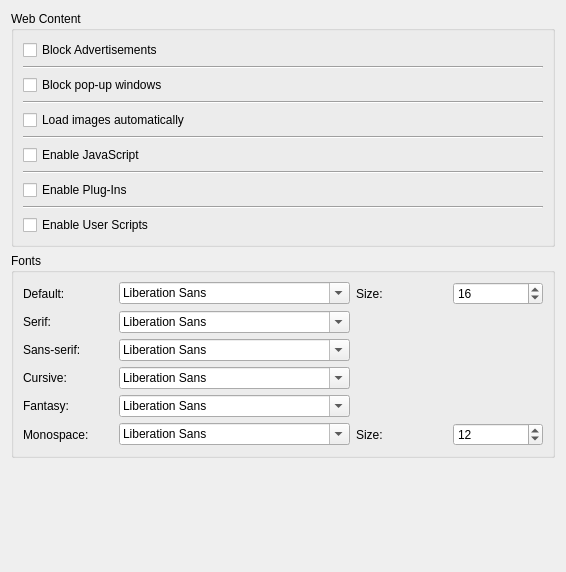
LeFroid/Viper-Browser, file Browser/Preferences/ContentTab.ui: the form before one commit.
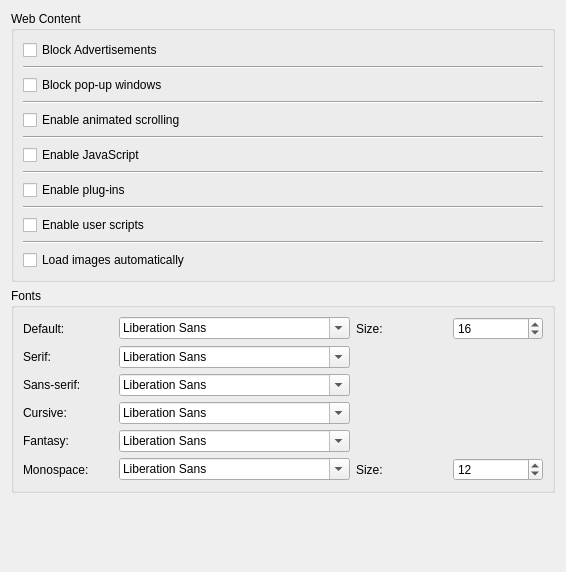
The form after the commit.

The edit to the form file:
```diff
--- a/Browser/Preferences/ContentTab.ui
+++ b/Browser/Preferences/ContentTab.ui
@@ -62,14 +62,14 @@
        </widget>
       </item>
       <item>
-       <widget class="QCheckBox" name="checkBoxAutoLoadImages">
+       <widget class="QCheckBox" name="checkBoxEnableAnimatedScroll">
         <property name="text">
-         <string>Load images automatically</string>
+         <string>Enable animated scrolling</string>
         </property>
        </widget>
       </item>
       <item>
-       <widget class="Line" name="line_2">
+       <widget class="Line" name="line_6">
         <property name="orientation">
          <enum>Qt::Horizontal</enum>
         </property>
@@ -92,7 +92,7 @@
       <item>
        <widget class="QCheckBox" name="checkBoxEnablePlugins">
         <property name="text">
-         <string>Enable Plug-Ins</string>
+         <string>Enable plug-ins</string>
         </property>
        </widget>
       </item>
@@ -106,7 +106,21 @@
       <item>
        <widget class="QCheckBox" name="checkBoxEnableUserScripts">
         <property name="text">
-         <string>Enable User Scripts</string>
+         <string>Enable user scripts</string>
+        </property>
+       </widget>
+      </item>
+      <item>
+       <widget class="Line" name="line_2">
+        <property name="orientation">
+         <enum>Qt::Horizontal</enum>
+        </property>
+       </widget>
+      </item>
+      <item>
+       <widget class="QCheckBox" name="checkBoxAutoLoadImages">
+        <property name="text">
+         <string>Load images automatically</string>
         </property>
        </widget>
       </item>
```
